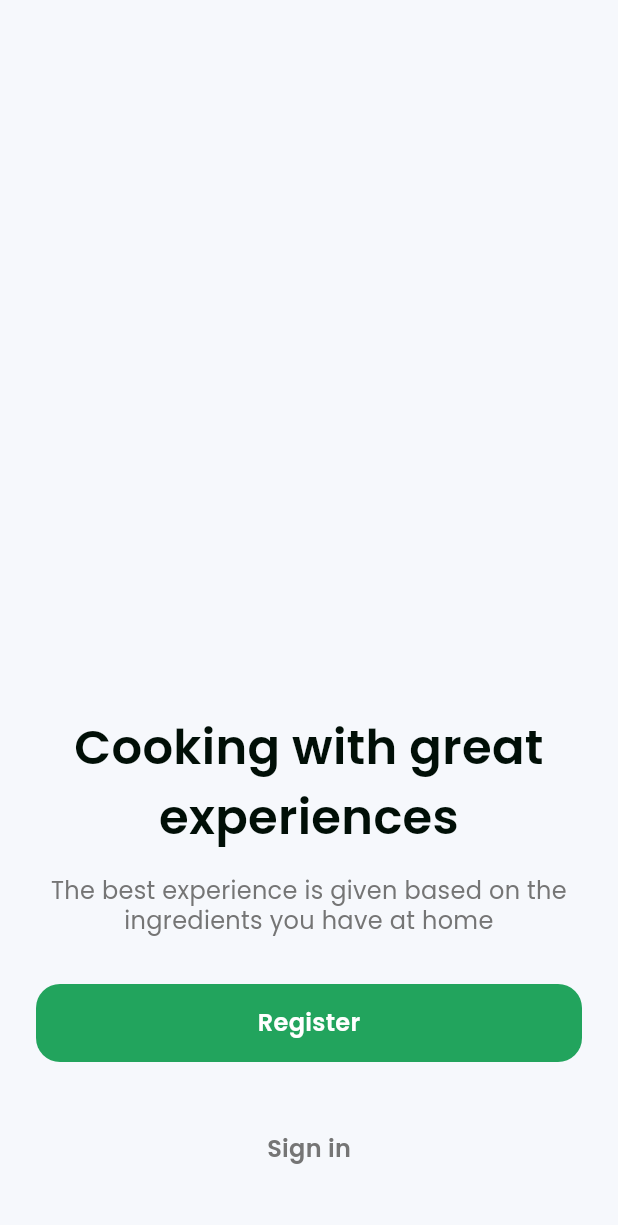
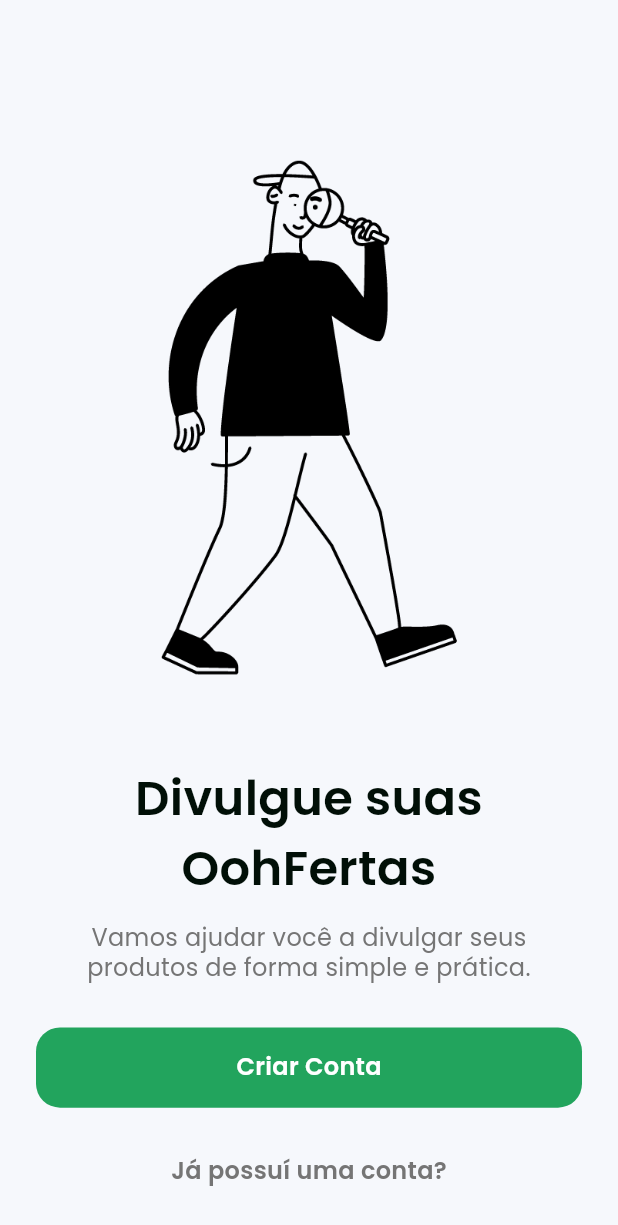
Before and after one commit to bed72/OohFerta, a Flutter app: the screen it shows after launch, on a phone screen of 412 x 824 dp. Shown: the top 1225 px of the screen. Run offline on Flutter 3.47's test engine with Material 2 defaults, Android fonts, the phone set to English and light mode, and no system bars; our stand-ins replace flutter_modular; generated files the repository leaves out were written again.

Commit message:
:tada: finish onboard screen

```diff
--- a/lib/src/modules/authetication/authetication_module.dart
+++ b/lib/src/modules/authetication/authetication_module.dart
@@ -1,10 +1,22 @@
 import 'package:flutter_modular/flutter_modular.dart';
 
 import 'package:oohferta/src/modules/authetication/presentation/screens/onboard/onboard_screen.dart';
+import 'package:oohferta/src/modules/authetication/presentation/screens/sign_in/sign_in_screen.dart';
+import 'package:oohferta/src/modules/authetication/presentation/screens/sign_up/sign_up_screen.dart';
 
 class AuthenticationModule extends Module {
   @override
   List<ModularRoute> get routes => [
         ChildRoute('/', child: (context, args) => const OnboardScreen()),
+        ChildRoute(
+          '/sign_up',
+          child: (context, args) => const SignUpScreen(),
+          transition: TransitionType.rightToLeft,
+        ),
+        ChildRoute(
+          '/sign_in',
+          child: (context, args) => const SignInScreen(),
+          transition: TransitionType.rightToLeft,
+        ),
       ];
 }
--- a/lib/src/modules/authetication/presentation/screens/onboard/onboard_screen.dart
+++ b/lib/src/modules/authetication/presentation/screens/onboard/onboard_screen.dart
@@ -1,56 +1,75 @@
 import 'package:flutter/material.dart';
+import 'package:flutter_modular/flutter_modular.dart';
 
 import 'package:oohferta/src/shared/extensions/context_extension.dart';
 import 'package:oohferta/src/shared/widgets/buttons/button_widget.dart';
+import 'package:oohferta/src/shared/widgets/images/image_widget.dart';
+import 'package:oohferta/src/shared/widgets/scaffolds/scaffold_widget.dart';
 
 class OnboardScreen extends StatelessWidget {
   const OnboardScreen({super.key});
 
   @override
   Widget build(BuildContext context) {
-    return Scaffold(
-      backgroundColor: context.colorGrey.g200,
-      body: SafeArea(
+    return ScaffoldWidget(
+      child: SafeArea(
         child: Padding(
           padding: const EdgeInsets.symmetric(horizontal: 24),
           child: Column(
+            mainAxisAlignment: MainAxisAlignment.end,
             crossAxisAlignment: CrossAxisAlignment.center,
-            mainAxisAlignment: MainAxisAlignment.end,
             children: [
-              Text(
-                'Cooking with great experiences',
+              const SizedBox(height: 64),
+              const Expanded(
+                flex: 8,
+                child: ImageWidget(
+                  height: 200,
+                  image: 'onboard_search.png',
+                ),
+              ),
+              const SizedBox(height: 16),
+              Expanded(
+                flex: 2,
+                child: Text(
+                  'Divulgue suas OohFertas',
                   textAlign: TextAlign.center,
                   style: context.fontHeading2.semiBold,
                 ),
-              const SizedBox(height: 16),
-              Text(
-                'The best experience is given based on the ingredients you have at home',
+              ),
+              Expanded(
+                child: Text(
+                  'Vamos ajudar você a divulgar seus produtos de forma simple e prática.',
                   textAlign: TextAlign.center,
                   style: context.fontBody1.regular!.copyWith(
                     color: context.colorGrey.g400,
                   ),
                 ),
-              const SizedBox(height: 32),
-              ButtonWidget(
-                title: 'Register',
-                onPressed: () => {},
+              ),
+              const SizedBox(height: 16),
+              Expanded(
+                child: ButtonWidget(
+                  title: 'Criar Conta',
                   foregroundColor: context.colorGrey.g100,
                   backgroundColor: context.colorPrimary.p700,
+                  onPressed: () => Modular.to.pushNamed('sign_up'),
                   titleStyle: context.fontBody1.semiBold!.copyWith(
                     color: context.colorGrey.g100,
                   ),
                 ),
-              const SizedBox(height: 32),
-              ButtonWidget(
-                title: 'Sign in',
-                onPressed: () => {},
+              ),
+              const SizedBox(height: 16),
+              Expanded(
+                child: ButtonWidget(
+                  title: 'Já possuí uma conta?',
                   backgroundColor: context.colorGrey.g200,
                   foregroundColor: context.colorGrey.g300,
+                  onPressed: () => Modular.to.pushNamed('sign_in'),
                   titleStyle: context.fontBody1.semiBold!.copyWith(
                     color: context.colorGrey.g400,
                   ),
                 ),
-              const SizedBox(height: 32),
+              ),
+              const SizedBox(height: 16),
             ],
           ),
         ),
--- /dev/null
+++ b/lib/src/modules/authetication/presentation/screens/sign_in/sign_in_screen.dart
@@ -0,0 +1,23 @@
+import 'package:flutter/material.dart';
+
+import 'package:oohferta/src/shared/extensions/context_extension.dart';
+
+import 'package:oohferta/src/shared/widgets/scaffolds/scaffold_widget.dart';
+
+class SignInScreen extends StatelessWidget {
+  const SignInScreen({super.key});
+
+  @override
+  Widget build(BuildContext context) {
+    return ScaffoldWidget(
+      appBar: AppBar(
+        elevation: 0,
+        backgroundColor: context.colorGrey.g200,
+        foregroundColor: context.colorGrey.g600,
+      ),
+      child: const Center(
+        child: Text('SignIn'),
+      ),
+    );
+  }
+}
--- /dev/null
+++ b/lib/src/modules/authetication/presentation/screens/sign_up/sign_up_screen.dart
@@ -0,0 +1,23 @@
+import 'package:flutter/material.dart';
+
+import 'package:oohferta/src/shared/extensions/context_extension.dart';
+
+import 'package:oohferta/src/shared/widgets/scaffolds/scaffold_widget.dart';
+
+class SignUpScreen extends StatelessWidget {
+  const SignUpScreen({super.key});
+
+  @override
+  Widget build(BuildContext context) {
+    return ScaffoldWidget(
+      appBar: AppBar(
+        elevation: 0,
+        backgroundColor: context.colorGrey.g200,
+        foregroundColor: context.colorGrey.g600,
+      ),
+      child: const Center(
+        child: Text('SignUp'),
+      ),
+    );
+  }
+}
--- a/lib/src/shared/constants/app_constant.dart
+++ b/lib/src/shared/constants/app_constant.dart
@@ -1,3 +1,5 @@
 abstract class AppContants {
   static const String _appName = 'OohFerta';
+
+  static const String imagesPath = 'lib/src/shared/assets/images/';
 }
--- a/lib/src/shared/widgets/buttons/button_widget.dart
+++ b/lib/src/shared/widgets/buttons/button_widget.dart
@@ -1,6 +1,6 @@
 import 'package:flutter/material.dart';
 
-import 'package:oohferta/src/shared/widgets/buttons/load_widget.dart';
+import 'package:oohferta/src/shared/widgets/loads/load_widget.dart';
 
 class ButtonWidget extends StatelessWidget {
   final String title;
@@ -24,9 +24,15 @@ class ButtonWidget extends StatelessWidget {
 
   @override
   Widget build(BuildContext context) {
-    return SizedBox(
+    return Container(
       height: 52,
       width: double.infinity,
+      constraints: const BoxConstraints(
+        minHeight: 52,
+        maxHeight: 52,
+        minWidth: double.infinity,
+        maxWidth: double.infinity,
+      ),
       child: ElevatedButton(
         onPressed: isDisabled ? null : onPressed,
         style: ElevatedButton.styleFrom(
--- /dev/null
+++ b/lib/src/shared/widgets/images/image_widget.dart
@@ -0,0 +1,28 @@
+import 'package:flutter/material.dart';
+
+import 'package:oohferta/src/shared/constants/app_constant.dart';
+
+class ImageWidget extends StatelessWidget {
+  final BoxFit? fit;
+  final String image;
+  final double? width;
+  final double height;
+
+  const ImageWidget({
+    super.key,
+    required this.image,
+    required this.height,
+    this.width,
+    this.fit = BoxFit.cover,
+  });
+
+  @override
+  Widget build(BuildContext context) {
+    return Image.asset(
+      '${AppContants.imagesPath}$image',
+      fit: fit,
+      width: width,
+      height: height,
+    );
+  }
+}
--- /dev/null
+++ b/lib/src/shared/widgets/scaffolds/scaffold_widget.dart
@@ -0,0 +1,35 @@
+import 'package:flutter/material.dart';
+import 'package:flutter/services.dart';
+
+import 'package:oohferta/src/shared/extensions/context_extension.dart';
+
+class ScaffoldWidget extends StatelessWidget {
+  final Widget child;
+  final Color? backgroundColor;
+  final PreferredSizeWidget? appBar;
+
+  const ScaffoldWidget({
+    super.key,
+    required this.child,
+    this.appBar,
+    this.backgroundColor,
+  });
+
+  @override
+  Widget build(BuildContext context) {
+    return AnnotatedRegion<SystemUiOverlayStyle>(
+      value: SystemUiOverlayStyle(
+        statusBarColor: Colors.transparent,
+        statusBarBrightness: Brightness.dark,
+        statusBarIconBrightness: Brightness.dark,
+        systemNavigationBarColor: Colors.grey.shade100,
+        systemNavigationBarIconBrightness: Brightness.dark,
+      ),
+      child: Scaffold(
+        backgroundColor: backgroundColor ?? context.colorGrey.g200,
+        appBar: appBar,
+        body: SafeArea(child: child),
+      ),
+    );
+  }
+}
--- a/pubspec.yaml
+++ b/pubspec.yaml
@@ -30,7 +30,7 @@ flutter:
   generate: true
 
   assets:
-    - assets/images/
+    - lib/src/shared/assets/images/
 
   fonts:
     - family: Poppins
```
Also changed, not shown: assets/images/2.0x/flutter_logo.png (deleted), assets/images/3.0x/flutter_logo.png (deleted), assets/images/flutter_logo.png (deleted), lib/src/shared/assets/images/onboard_search.png (added), lib/src/shared/widgets/loads/load_widget.dart (renamed from lib/src/shared/widgets/buttons/load_widget.dart). Lines whose indentation alone changed are shown as unchanged.
